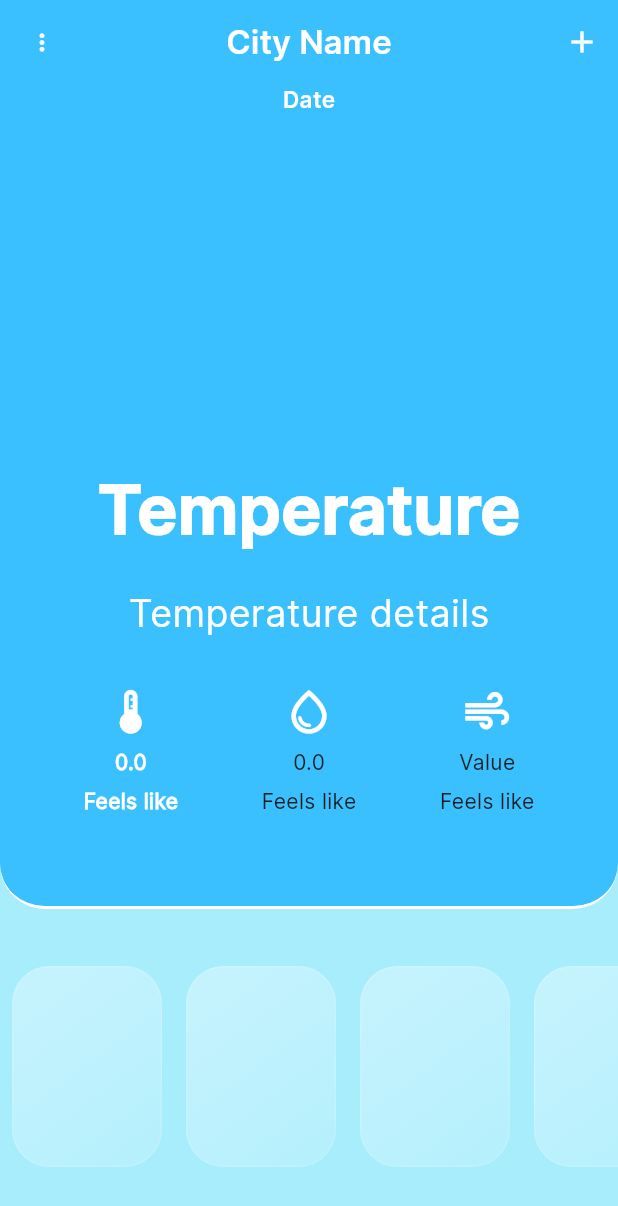
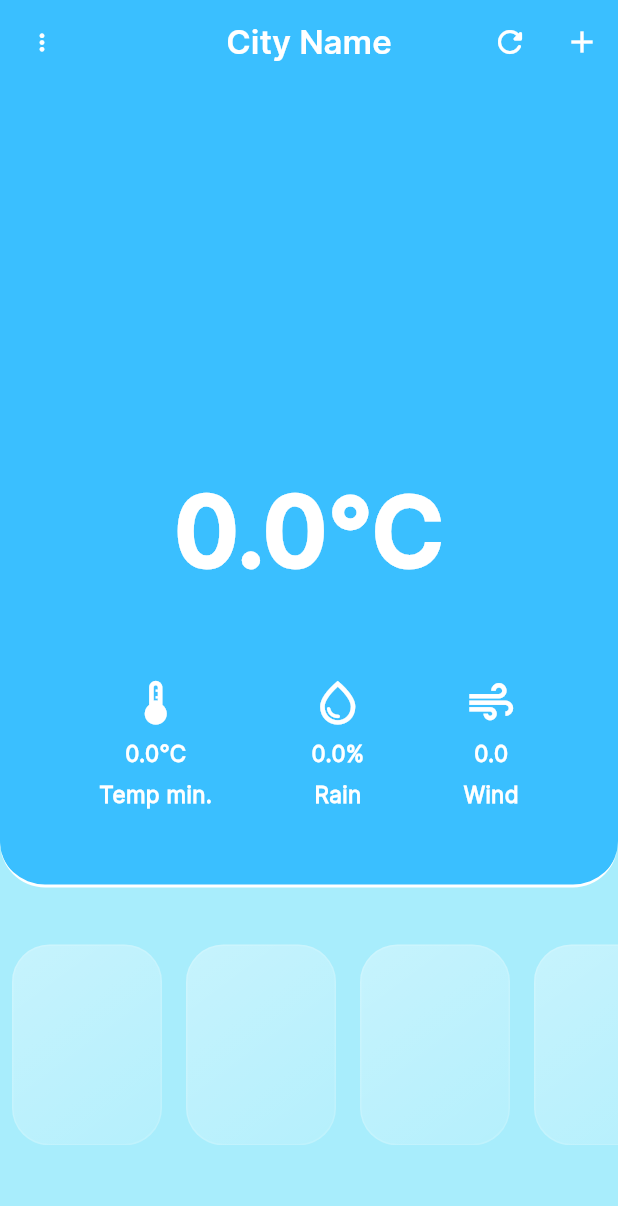
Before and after one commit to saivarshith67/weatherapp, a Flutter app: the screen it shows after launch, on a phone screen of 412 x 824 dp. Shown: the top 1206 px of the screen. Run offline on Flutter 3.47's test engine with Material 3 defaults, Android fonts, the phone set to English and light mode, and no system bars; our stand-ins replace geolocator.

Commit message:
Added Features

```diff
--- /dev/null
+++ b/lib/DailyWeatherServices.dart
@@ -0,0 +1,97 @@
+import 'package:http/http.dart' as http;
+import 'dart:convert';
+
+class DailyWeatherData {
+  final List<String> time;
+  final List<int> weatherCode;
+  final List<double> temperature2mMax;
+  final List<double> temperature2mMin;
+  final List<double> uvIndexMax;
+  final List<double> uvIndexClearSkyMax;
+  final List<double> precipitationHours;
+  final List<double> precipitationProbabilityMax;
+  final List<double> windSpeed10mMax;
+
+  const DailyWeatherData({
+    required this.time,
+    required this.weatherCode,
+    required this.temperature2mMax,
+    required this.temperature2mMin,
+    required this.uvIndexMax,
+    required this.uvIndexClearSkyMax,
+    required this.precipitationHours,
+    required this.precipitationProbabilityMax,
+    required this.windSpeed10mMax,
+  });
+
+  factory DailyWeatherData.fromJson(Map<String, dynamic> json) {
+
+
+    final List<String> time = (json['daily']['time'] as List).cast<String>();
+    final List<int> weatherCode = (json['daily']['weather_code'] as List).cast<int>();
+    final List<double> temperature2mMax = (json['daily']['temperature_2m_max'] as List).cast<double>();
+    final List<double> temperature2mMin = (json['daily']['temperature_2m_min'] as List).cast<double>();
+    final List<double> uvIndexMax = (json['daily']['uv_index_max'] as List).cast<double>();
+    final List<double> uvIndexClearSkyMax = (json['daily']['uv_index_clear_sky_max'] as List).cast<double>();
+    final List<double> precipitationHours = (json['daily']['precipitation_hours'] as List).cast<double>();
+    final List<double> precipitationProbabilityMax = (json['daily']['precipitation_probability_max'] as List).cast<double>();
+    final List<double> windSpeed10mMax = (json['daily']['wind_speed_10m_max'] as List).cast<double>();
+
+    return DailyWeatherData(
+      time: time,
+      weatherCode: weatherCode,
+      temperature2mMax: temperature2mMax,
+      temperature2mMin: temperature2mMin,
+      uvIndexMax: uvIndexMax,
+      uvIndexClearSkyMax: uvIndexClearSkyMax,
+      precipitationHours: precipitationHours,
+      precipitationProbabilityMax: precipitationProbabilityMax,
+      windSpeed10mMax: windSpeed10mMax,
+    );
+  }
+}
+
+class DailyWeatherServices{
+  final double? latitude;
+  final double? longitude;
+
+  DailyWeatherServices({required this.latitude, required this.longitude});
+
+  Future<Map<String, dynamic>> fetchDailyWeatherDetails() async {
+    String requrl =
+        "https://api.open-meteo.com/v1/forecast?latitude=$latitude&longitude=$longitude&hourly=temperature_2m,relative_humidity_2m,precipitation_probability,rain,weather_code,is_day&daily=weather_code,temperature_2m_max,temperature_2m_min,uv_index_max,uv_index_clear_sky_max,precipitation_hours,precipitation_probability_max,wind_speed_10m_max&timezone=auto&forecast_days=3&forecast_hours=24";
+    final url = Uri.parse(requrl);
+    final response = await http.get(url);
+    if (response.statusCode == 200) {
+      final data = jsonDecode(response.body);
+      final Map<String, dynamic> map = {
+        'time' : <String>[],
+        'weatherCode' : <int>[],
+        'temperature2mMax' : <double>[],
+        'temperature2mMin' : <double>[],
+        'uvIndexMax' : <double>[],
+        'uvIndexClearSkyMax' : <double>[],
+        'precipitationHours' : <double>[],
+        'precipitationProbabilityMax' : <int>[],
+        'windSpeed10mMax' : <double>[],
+      };
+
+      map['time'] = DailyWeatherData.fromJson(data).time;
+      map['weatherCode'] = DailyWeatherData.fromJson(data).weatherCode;
+      map['temperature2mMax'] = DailyWeatherData.fromJson(data).temperature2mMax;
+      map['temperature2mMin'] = DailyWeatherData.fromJson(data).temperature2mMin;
+      map['uvIndexMax'] = DailyWeatherData.fromJson(data).uvIndexMax;
+      map['uvIndexClearSkyMax'] = DailyWeatherData.fromJson(data).uvIndexClearSkyMax;
+      map['precipitationHours'] = DailyWeatherData.fromJson(data).precipitationHours;
+      map['precipitationProbabilityMax'] = DailyWeatherData.fromJson(data).precipitationProbabilityMax;
+      map['windSpeed10mMax'] = DailyWeatherData.fromJson(data).windSpeed10mMax;
+
+      print(map);
+
+
+      return map;
+    } else {
+      throw Exception("Failed to Fetch data ${response.statusCode}");
+    }
+  }
+}
--- a/lib/HomePage.dart
+++ b/lib/HomePage.dart
@@ -3,6 +3,7 @@ import 'package:flutter/material.dart';
 import 'package:weatherapp/FrostedGlassWidget.dart';
 import 'package:weatherapp/WeatherDetailsWidget.dart';
 import 'package:weatherapp/coloursAndStyles.dart';
+
 
 
 
@@ -33,6 +34,9 @@ class _MyHomePageState extends State<MyHomePage> {
         ),
         leading: TextButton(child: const Icon(Icons.more_vert_rounded,color: Colors.white), onPressed: () {},),
         actions: [
+          IconButton(onPressed: (){setState(() {
+
+          });}, icon: const Icon(Icons.refresh_rounded, color: Colors.white,)),
           IconButton(onPressed: () {}, icon: const Icon(Icons.add, color: Colors.white,)),
         ],
 
--- a/lib/WeatherDetailsWidget.dart
+++ b/lib/WeatherDetailsWidget.dart
@@ -1,24 +1,34 @@
 import 'package:flutter/material.dart';
 import 'package:geolocator/geolocator.dart';
+import 'package:weatherapp/DailyWeatherServices.dart';
 import 'package:weatherapp/GetCurrentWeatherDetails.dart';
 import 'LocationDetails.dart';
 import 'coloursAndStyles.dart';
+import 'dart:math';
 
 class WeatherDetailsWidget extends StatefulWidget {
   final BuildContext context;
-  WeatherDetailsWidget({super.key, required this.context});
+  const WeatherDetailsWidget({super.key, required this.context});
 
   @override
   State<WeatherDetailsWidget> createState() => _WeatherDetailsWidgetState();
 }
 
 class _WeatherDetailsWidgetState extends State<WeatherDetailsWidget> {
-  double temp = 0;
-  double feelsLike = 0;
-  double humidity = 0;
+  String time = "";
+  double tempMax = 0;
+  double tempMin = 0;
+  double precipitationProbability = 0;
   double windSpeed = 0;
   String description = "";
   Position? position;
+  double? latitude = 0;
+  double? longitude = 0;
+  Map<String,dynamic> map = {};
+
+  // _WeatherDetailsWidgetState({required this.context});
+
+
 
 
   @override
@@ -32,6 +42,22 @@ class _WeatherDetailsWidgetState extends State<WeatherDetailsWidget> {
     // Update the state variables with the fetched data
     // position = DeterminePosition().determinePosition(context)
     // CurrentWeatherServices().fetchCurrentWeatherDetails();
+    position = await DeterminePosition().determinePosition(context);
+    latitude = position?.latitude;
+    longitude = position?.longitude;
+    latitude = 10.732;
+    longitude = 79.0151;
+    map = await DailyWeatherServices(latitude: latitude,longitude: longitude).fetchDailyWeatherDetails();
+
+    tempMax = map['temperature2mMax']?[0];
+    tempMin = map['temperature2mMin']?[0];
+    precipitationProbability = map['precipitationProbabilityMax']?[0];
+    windSpeed = map['windSpeed10mMax']?[0];
+
+
+
+
+
     setState(() {
       // Update state to trigger a rebuild
     });
@@ -40,9 +66,13 @@ class _WeatherDetailsWidgetState extends State<WeatherDetailsWidget> {
 
   @override
   Widget build(BuildContext context) {
+    // print("Build method called\n\n\n\n\n\n\n\n");
+    final size = MediaQuery.of(context).size;
+    double width = size.width;
+    double height = size.height;
     return  SizedBox(
-      height: 550,
-      width: 700,
+      height: height * 0.65,
+      width: width,
 
       child: Expanded(
         child: Container(
@@ -56,15 +86,14 @@ class _WeatherDetailsWidgetState extends State<WeatherDetailsWidget> {
           ),
           child: Column(
             children: [
-              const Text(
-                  "Date",
+              Text(
+                  "$time",
                   style: TextStyle(fontFamily: "InterSemiBold",color: Colors.white, fontSize: 15.0),
               ),
               //Icon
               const SizedBox(height: 230,),
-              const Text("Temperature",style: TextStyle(fontFamily: "InterSemiBold",fontWeight: FontWeight.w800,fontSize: 45,color: Colors.white),),
+              Text("$tempMax°C",style: HeadingStyle().toTextStyle(),),
               const SizedBox(height: 20,),
-              const Text("Temperature details",style: TextStyle(fontFamily: "InterRegular",fontWeight: FontWeight.w500,fontSize: 25,color: Colors.white),),
               const SizedBox(height: 30,),
               Row(
                 mainAxisAlignment: MainAxisAlignment.spaceEvenly,
@@ -74,9 +103,9 @@ class _WeatherDetailsWidgetState extends State<WeatherDetailsWidget> {
                       children: [
                         const Icon(Icons.thermostat,color: Colors.white,size: 35,),
                         const SizedBox(height: 6,),
-                        Text("$feelsLike", style: const TextStyle(fontFamily: "InterRegular",color: Colors.white, fontWeight: FontWeight.w600),),
+                        Text("$tempMin°C", style:  RegularStyle().toTextStyle(),),
                         const SizedBox(height: 6,),
-                        const Text("Feels like", style: TextStyle(fontFamily: "InterRegular",color: Colors.white, fontWeight: FontWeight.w600),),
+                        Text("Temp min.", style: RegularStyle().toTextStyle(),),
                       ],
                     ),
                   ),
@@ -85,20 +114,20 @@ class _WeatherDetailsWidgetState extends State<WeatherDetailsWidget> {
                       children: [
                         const Icon(Icons.water_drop_outlined,color: Colors.white,size: 35,),
                         const SizedBox(height: 6,),
-                        Text("$windSpeed"),
+                        Text("$precipitationProbability%", style: RegularStyle().toTextStyle(),),
                         const SizedBox(height: 6,),
-                        const Text("Feels like"),
+                        Text("Rain", style: RegularStyle().toTextStyle(),),
                       ],
                     ),
                   ),
                   Container(
-                    child: const Column(
+                    child: Column(
                       children: [
-                        Icon(Icons.air,color: Colors.white,size: 35,),
-                        SizedBox(height: 6,),
-                        Text("Value"),
-                        SizedBox(height: 6,),
-                        Text("Feels like"),
+                        const Icon(Icons.air,color: Colors.white,size: 35,),
+                        const SizedBox(height: 6,),
+                        Text("$windSpeed", style: RegularStyle().toTextStyle(),),
+                        const SizedBox(height: 6,),
+                        Text("Wind", style: RegularStyle().toTextStyle(),),
                       ],
                     ),
                   ),
--- a/lib/coloursAndStyles.dart
+++ b/lib/coloursAndStyles.dart
@@ -8,3 +8,49 @@ class ColourPalette{
   final orange = const Color(0x90f59e16);
   final darkViolet = const Color(0x908a80b4);
 }
+
+class HeadingStyle{
+  final double fontSize;
+  final FontWeight fontWeight;
+  final Color color;
+  final String fontFamily;
+
+  HeadingStyle({
+    this.fontSize = 65,
+    this.fontWeight = FontWeight.w800,
+    this.color = Colors.white,
+    this.fontFamily = 'InterSemiBold',
+  });
+
+  TextStyle toTextStyle() {
+    return TextStyle(
+      fontSize: fontSize,
+      fontWeight: fontWeight,
+      color: color,
+      fontFamily: fontFamily,
+    );
+  }
+}
+
+class RegularStyle{
+  final double fontSize;
+  final FontWeight fontWeight;
+  final Color color;
+  final String fontFamily;
+
+  RegularStyle({
+    this.fontSize = 15,
+    this.fontWeight = FontWeight.w600,
+    this.color = Colors.white,
+    this.fontFamily = 'InterRegular',
+  });
+
+  TextStyle toTextStyle() {
+    return TextStyle(
+      fontSize: fontSize,
+      fontWeight: fontWeight,
+      color: color,
+      fontFamily: fontFamily,
+    );
+  }
+}
```
Also changed, not shown: lib/LocationDetails.dart (+3 -12 lines), lib/DayWeatherServices.dart (deleted), 1 other file.
